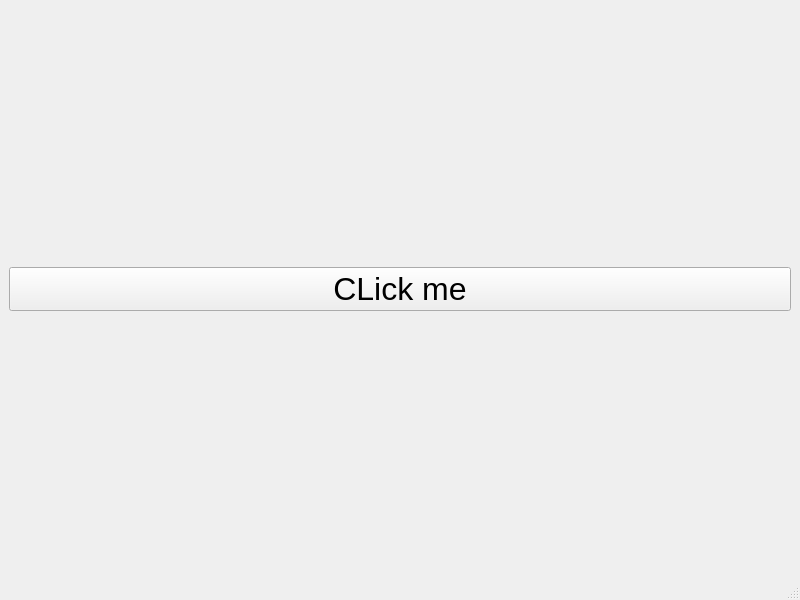
The window that Triviador/UI/forms/mainwindow.ui (andonealexandru/Triviador) describes before a commit, drawn with Qt 5.
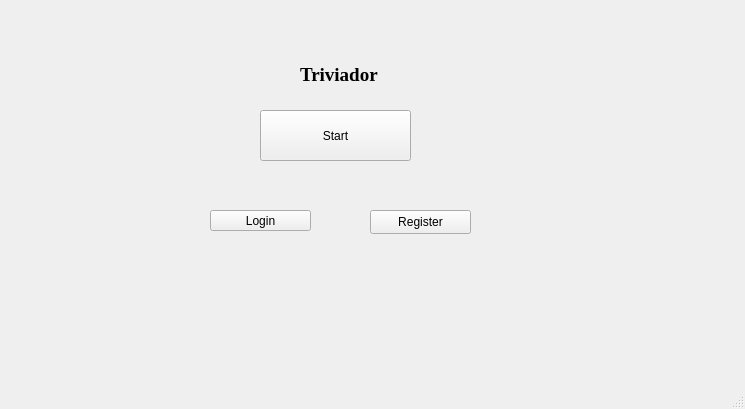
The same window after the commit.

Patch:
```diff
--- a/Triviador/UI/forms/mainwindow.ui
+++ b/Triviador/UI/forms/mainwindow.ui
@@ -6,28 +6,85 @@
 			<rect>
 				<x>0</x>
 				<y>0</y>
-				<width>800</width>
-				<height>600</height>
+    <width>745</width>
+    <height>409</height>
 			</rect>
 		</property>
 		<property name="windowTitle">
 			<string>MainWindow</string>
 		</property>
 		<widget class="QWidget" name="centralwidget">
-			<layout class="QGridLayout" name="gridLayout">
-				<item row="0" column="0">
-					<widget class="QPushButton" name="pushButton">
+   <widget class="QPushButton" name="openButton">
+    <property name="geometry">
+     <rect>
+      <x>210</x>
+      <y>210</y>
+      <width>101</width>
+      <height>21</height>
+     </rect>
+    </property>
+    <property name="text">
+     <string>Login</string>
+    </property>
+   </widget>
+   <widget class="QLabel" name="text">
+    <property name="geometry">
+     <rect>
+      <x>300</x>
+      <y>60</y>
+      <width>81</width>
+      <height>31</height>
+     </rect>
+    </property>
 						<property name="font">
 							<font>
-								<pointsize>24</pointsize>
-							</font>
-						</property>
+      <family>Times New Roman</family>
+      <pointsize>14</pointsize>
+      <bold>true</bold>
+     </font>
+    </property>
+    <property name="cursor">
+     <cursorShape>ArrowCursor</cursorShape>
+    </property>
+    <property name="focusPolicy">
+     <enum>Qt::TabFocus</enum>
+    </property>
+    <property name="autoFillBackground">
+     <bool>true</bool>
+    </property>
 						<property name="text">
-							<string>CLick me</string>
-						</property>
-					</widget>
-				</item>
-			</layout>
+     <string>Triviador</string>
+    </property>
+    <property name="scaledContents">
+     <bool>false</bool>
+    </property>
+   </widget>
+   <widget class="QPushButton" name="openButton_2">
+    <property name="geometry">
+     <rect>
+      <x>370</x>
+      <y>210</y>
+      <width>101</width>
+      <height>24</height>
+     </rect>
+    </property>
+    <property name="text">
+     <string>Register</string>
+    </property>
+   </widget>
+   <widget class="QPushButton" name="startButton">
+    <property name="geometry">
+     <rect>
+      <x>260</x>
+      <y>110</y>
+      <width>151</width>
+      <height>51</height>
+     </rect>
+    </property>
+    <property name="text">
+     <string>Start</string>
+    </property>
+   </widget>
 		</widget>
 		<widget class="QMenuBar" name="menubar">
 			<property name="geometry">
```
Left out of the diff: 4 changed lines with no effect on the pictures. Lines whose indentation alone changed are shown as unchanged.
